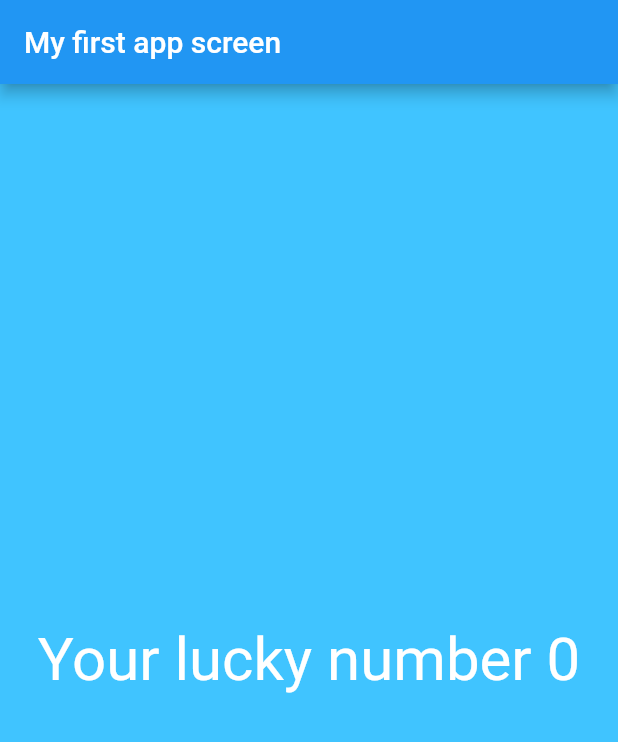
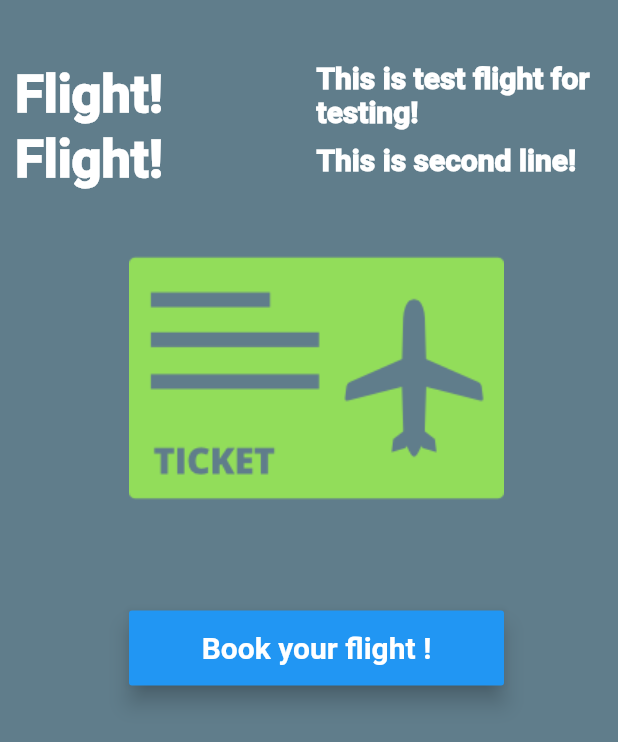
Before and after one commit to tonujewel/Flutter-Demo, a Flutter app: the screen it shows after launch, on a phone screen of 412 x 824 dp. Shown: the top 742 px of the screen. Run offline on Flutter 3.47's test engine with Material 2 defaults, Android fonts, the phone set to English and light mode, and no system bars.

Commit message:
Raised button alert dialog image

```diff
--- a/lib/app_screen/first_screen.dart
+++ /dev/null
@@ -1,27 +0,0 @@
-import 'dart:math';
-
-import 'package:flutter/material.dart';
-
-class FirstScreen extends StatelessWidget {
-  @override
-  Widget build(BuildContext context) {
-    return Material(
-      color: Colors.lightBlueAccent,
-      child: Center(
-        child: Text(
-          generateLuckyNumber(),
-          textDirection: TextDirection.ltr,
-          style: TextStyle(color: Colors.white, fontSize: 40.0),
-        ),
-      ),
-    );
-  }
-
-  String generateLuckyNumber() {
-
-    var random = Random();
-    int luckyNumber = random.nextInt(10);
-
-    return "Your lucky number ${luckyNumber}";
-  }
-}
--- /dev/null
+++ b/lib/app_screen/home.dart
@@ -0,0 +1,122 @@
+import 'dart:ui';
+
+import 'package:flutter/material.dart';
+
+class Home extends StatelessWidget {
+  @override
+  Widget build(BuildContext context) {
+    // TODO: implement build
+    return Center(
+      child: Container(
+          padding: EdgeInsets.only(left: 10.0, top: 40.0),
+          alignment: Alignment.center,
+          color: Colors.blueGrey,
+          child: Column(
+            children: <Widget>[
+              Row(
+                children: <Widget>[
+                  Expanded(
+                      child: Text(
+                    "Flight!",
+                    textDirection: TextDirection.ltr,
+                    style: TextStyle(
+                        decoration: TextDecoration.none,
+                        fontSize: 35.0,
+                        fontFamily: 'Roboto',
+                        fontStyle: FontStyle.normal,
+                        color: Colors.white),
+                  )),
+                  Expanded(
+                      child: Text(
+                    "This is test flight for testing!",
+                    textDirection: TextDirection.ltr,
+                    style: TextStyle(
+                        decoration: TextDecoration.none,
+                        fontSize: 20.0,
+                        fontFamily: 'Roboto',
+                        fontStyle: FontStyle.normal,
+                        color: Colors.white),
+                  )),
+                ],
+              ),
+              Row(
+                children: <Widget>[
+                  Expanded(
+                      child: Text(
+                    "Flight!",
+                    textDirection: TextDirection.ltr,
+                    style: TextStyle(
+                        decoration: TextDecoration.none,
+                        fontSize: 35.0,
+                        fontFamily: 'Roboto',
+                        fontStyle: FontStyle.normal,
+                        color: Colors.white),
+                  )),
+                  Expanded(
+                      child: Text(
+                    "This is second line!",
+                    textDirection: TextDirection.ltr,
+                    style: TextStyle(
+                        decoration: TextDecoration.none,
+                        fontSize: 20.0,
+                        fontFamily: 'Roboto',
+                        fontStyle: FontStyle.normal,
+                        color: Colors.white),
+                  )),
+                ],
+              ),
+              FlightImageAsset(),
+              FlightBookButton()
+            ],
+          )),
+    );
+  }
+}
+
+class FlightImageAsset extends StatelessWidget {
+  @override
+  Widget build(BuildContext context) {
+    AssetImage assetImage = AssetImage('images/flight.png');
+    Image image = Image(
+      image: assetImage,
+      width: 250.0,
+      height: 250.0,
+    );
+    return Container(
+      child: image,
+    );
+  }
+}
+
+class FlightBookButton extends StatelessWidget {
+  @override
+  Widget build(BuildContext context) {
+    return Container(
+      width: 250.0,
+      height: 50.0,
+      margin: EdgeInsets.only(top: 30.0),
+      child: RaisedButton(
+        color: Colors.blue,
+        child: Text(
+          "Book your flight !",
+          style: TextStyle(
+              color: Colors.white,
+              fontSize: 20.0,
+              fontFamily: 'Roboto',
+              fontWeight: FontWeight.w700),
+        ),
+        elevation: 6.0,
+        onPressed: () => bookFlight(context),
+      ),
+    );
+  }
+
+  void bookFlight(BuildContext context) {
+    var alertDialog = AlertDialog(
+      title: Text("Flight Booked Successfully"),
+      content: Text("Have a pleasant flight"),
+    );
+
+    showDialog(context: context, builder: (BuildContext contex) => alertDialog);
+  }
+}
--- a/lib/main.dart
+++ b/lib/main.dart
@@ -1,19 +1,11 @@
 import "package:flutter/material.dart";
-import 'package:hello_flutter/app_screen/first_screen.dart';
 
-void main() => runApp(MyFlutterApp());
+import 'app_screen/home.dart';
 
-class MyFlutterApp extends StatelessWidget {
-  @override
-  Widget build(BuildContext context) {
-    return MaterialApp(
-        debugShowCheckedModeBanner: false,
-        title: "My Flutter app",
-        home: Scaffold(
-            appBar: AppBar(
-              title: Text("My first app screen"),
-            ),
-            body: FirstScreen()));
-  }
-
+void main() {
+  runApp(MaterialApp(
+    debugShowCheckedModeBanner: false,
+    title: "Exploring UI widgets",
+    home: Home(),
+  ));
 }
```
Also changed, not shown: pubspec.yaml (+26 -23 lines), fonts/Roboto-Bold.ttf (added), fonts/Roboto-Italic.ttf (added), fonts/Roboto-Regular.ttf (added), images/flight.png (added), pubspec.lock, 1 other file.
